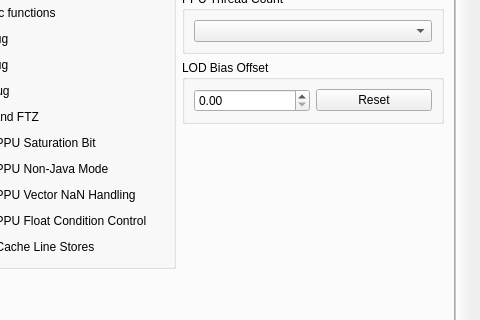
This is rpcs3/rpcs3qt/settings_dialog.ui in RPCS3/rpcs3 as Qt 5 draws it before an edit; both pictures show x 376 to 856 and y 124 to 444 of the 856 by 688 pixel window. The edited form follows.
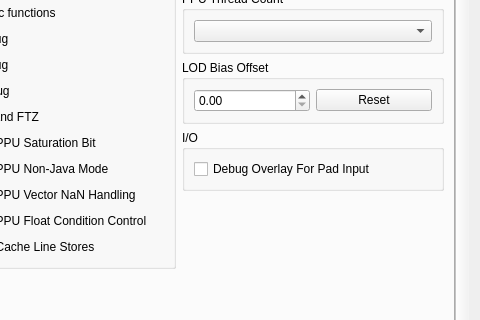
This is the edited form. The open tabs and pages were chosen to show the change. Icons and pictures are not drawn.

Commit message: cellPad: draw debug overlay for basic input debugging of port 0

Diff of the .ui file:
```diff
--- a/rpcs3/rpcs3qt/settings_dialog.ui
+++ b/rpcs3/rpcs3qt/settings_dialog.ui
@@ -4364,7 +4364,7 @@
           </item>
           <item>
            <widget class="QWidget" name="debug_more_stuff" native="true">
-            <layout class="QVBoxLayout" name="debug_more_stuff_layout">
+            <layout class="QVBoxLayout" name="debug_more_stuff_layout" stretch="0,0,0,0,1">
              <property name="leftMargin">
               <number>0</number>
              </property>
@@ -4424,6 +4424,38 @@
                </layout>
               </widget>
              </item>
+             <item>
+              <widget class="QGroupBox" name="gb_debug_io">
+               <property name="title">
+                <string>I/O</string>
+               </property>
+               <layout class="QVBoxLayout" name="gb_debug_io_layout">
+                <item>
+                 <widget class="QCheckBox" name="debugOverlayIO">
+                  <property name="text">
+                   <string>Debug Overlay For Pad Input</string>
+                  </property>
+                 </widget>
+                </item>
+                <item>
+                 <spacer name="verticalSpacer">
+                  <property name="orientation">
+                   <enum>Qt::Vertical</enum>
+                  </property>
+                  <property name="sizeType">
+                   <enum>QSizePolicy::MinimumExpanding</enum>
+                  </property>
+                  <property name="sizeHint" stdset="0">
+                   <size>
+                    <width>0</width>
+                    <height>0</height>
+                   </size>
+                  </property>
+                 </spacer>
+                </item>
+               </layout>
+              </widget>
+             </item>
              <item>
               <spacer name="verticalSpacerDebugMore">
                <property name="orientation">
```
The commit also changes 6 other files.
